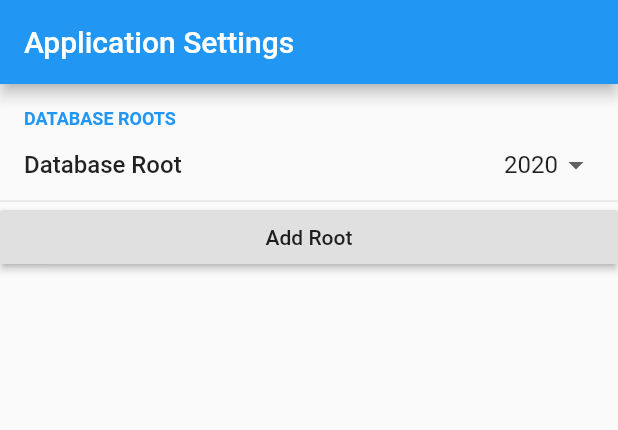
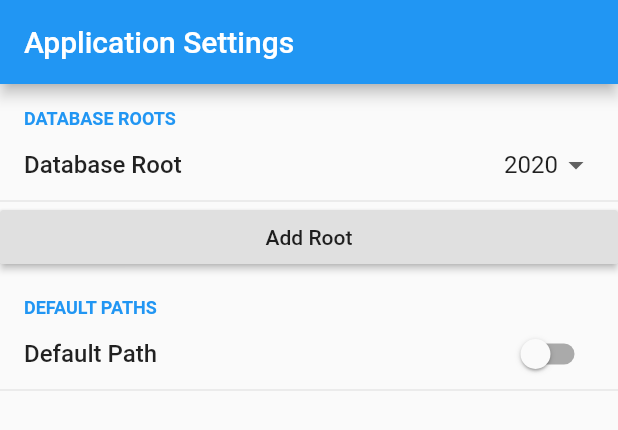
Before and after one commit to evyatar18/CSBIU-Project-Workshop, a Flutter app: the AppSettings widget shown alone on an empty page, opened directly, on a phone screen of 412 x 824 dp. Shown: the top 430 px of the screen. Run offline on Flutter 3.47's test engine with Material 2 defaults, Android fonts, the phone set to English and light mode, and no system bars; drawn by our look-alikes of flutter_settings_screens; our stand-ins replace bubble_bottom_bar, cloud_firestore, csv, file_picker, firebase_storage, flutter_form_builder and 5 more; missing offline and left inert: directory_picker, flamingo, flutter_email_sender, html_editor, json_table, mutex; accounts and stored records are empty; statements that could not run were skipped.

Commit message:
default download path added

```diff
--- a/workshop_digitalization/lib/csv/projects_file_download.dart
+++ b/workshop_digitalization/lib/csv/projects_file_download.dart
@@ -4,6 +4,7 @@ import 'package:csv/csv.dart';
 import 'package:directory_picker/directory_picker.dart';
 import 'package:flutter/material.dart';
 import 'package:path_provider/path_provider.dart';
+import 'package:workshop_digitalization/global/path_suplier.dart';
 import 'package:workshop_digitalization/global/ui/dialogs.dart';
 import 'package:workshop_digitalization/student_project/project/project.dart';
 
@@ -18,10 +19,10 @@ class ProjectsFileDownloader {
   });
 
   void writeProjectsToFile(BuildContext context) async {
-    Directory directory = await DirectoryPicker.pick(
-        context: context, rootDirectory: await getExternalStorageDirectory());
-    if (directory != null) {
-      final path = directory.path;
+    final path = await getDownloadPath(context);
+    if (path == null) {
+      return;
+    }
     List<Project> projects = (projectManager.latestProjects);
     List<List<dynamic>> rows = projects
         .map((s) => projectToData(s))
@@ -33,7 +34,6 @@ class ProjectsFileDownloader {
     rows.insert(0, topics);
     String csv = const ListToCsvConverter().convert(rows);
     FileIO.write(path: '$path/projects.csv', data: csv);
-      showSuccessDialog(context,message: "The file saved in : $path");
+    showSuccessDialog(context, message: "The file saved in : $path");
   }
 }
-}
--- a/workshop_digitalization/lib/csv/students_file_download.dart
+++ b/workshop_digitalization/lib/csv/students_file_download.dart
@@ -4,6 +4,7 @@ import 'package:csv/csv.dart';
 import 'package:directory_picker/directory_picker.dart';
 import 'package:flutter/material.dart';
 import 'package:path_provider/path_provider.dart';
+import 'package:workshop_digitalization/global/path_suplier.dart';
 import 'package:workshop_digitalization/global/ui/dialogs.dart';
 import 'package:workshop_digitalization/student_project/student/student.dart';
 
@@ -18,10 +19,10 @@ class StudentsFileDownloader {
   });
 
   void writeStudentsToFile(BuildContext context) async {
-    Directory directory = await DirectoryPicker.pick(
-        context: context, rootDirectory: await getExternalStorageDirectory());
-    if (directory != null) {
-      final path = directory.path;
+    final path = await getDownloadPath(context);
+    if (path == null) {
+      return;
+    }
     List<Student> students = (studentManager.latestStudents);
     List<List<dynamic>> rows = students
         .map((s) => studentToData(s))
@@ -33,7 +34,6 @@ class StudentsFileDownloader {
     rows.insert(0, topics);
     String csv = const ListToCsvConverter().convert(rows);
     FileIO.write(path: '$path/students.csv', data: csv);
-      showSuccessDialog(context,message: "The file saved in : $path");
+    showSuccessDialog(context, message: "The file saved in : $path");
   }
 }
-}
--- a/workshop_digitalization/lib/settings/settings.dart
+++ b/workshop_digitalization/lib/settings/settings.dart
@@ -1,9 +1,14 @@
+import 'package:directory_picker/directory_picker.dart';
 import 'package:flutter_settings_screens/flutter_settings_screens.dart';
+import 'package:path_provider/path_provider.dart';
 
 import '../firebase_consts/lib.dart' as globs;
 
 class MyAppSettings {
   static const String firebaseRootName = "firebase-root";
+  static const String defaultDownloadPathName = "download-path";
+  static const String defaultDownloadPathEnabeld = "download-path-switch";
+
 
   static String getDefaultRoot(List<String> versions) {
     return versions.isEmpty ? DateTime.now().year.toString() : versions[0];
@@ -23,4 +28,27 @@ class MyAppSettings {
   static void setRoot(String root) {
     Settings.setValue(firebaseRootName, root);
   }
+  static Future<String> get defaultDownloadPath async {
+    try {
+      return await Settings.getValue(
+          defaultDownloadPathName, (await getExternalStorageDirectory()).path);
+    } catch (e) {
+      print(e);
+      return null;
+    }
+  }
+
+ static Future<bool> get getDefaultDownloadPathEnabled async {
+    try {
+      return await Settings.getValue(
+          defaultDownloadPathEnabeld, false);
+    } catch (e) {
+      print(e);
+      return null;
+    }
+  }
+
+  static Future<void> setdefaultDownloadPath(String path) async {
+    Settings.setValue(defaultDownloadPathName, path);
+  }
 }
--- a/workshop_digitalization/lib/settings/ui/settings_screen.dart
+++ b/workshop_digitalization/lib/settings/ui/settings_screen.dart
@@ -1,5 +1,8 @@
+import 'package:directory_picker/directory_picker.dart';
 import 'package:flutter/material.dart';
+
 import 'package:flutter_settings_screens/flutter_settings_screens.dart';
+import 'package:path_provider/path_provider.dart';
 import 'package:workshop_digitalization/firebase_consts/firebase_root.dart';
 import 'package:workshop_digitalization/global/strings.dart';
 import 'package:workshop_digitalization/global/ui/dialogs.dart';
@@ -18,9 +21,43 @@ class AppSettings extends StatelessWidget {
             title: "Database Roots",
             children: _buildRoots(context),
           ),
+          SettingsGroup(
+            title: "Default Paths",
+            children: _buildDefaultPaths(context),
+          ),
         ],
       ),
     );
+  }
+
+  List<Widget> _buildDefaultPaths(BuildContext context) {
+    return <Widget>[
+      SwitchSettingsTile(
+        settingKey: MyAppSettings.defaultDownloadPathEnabeld,
+        title: 'Default Path',
+        childrenIfEnabled: <Widget>[
+          ListTile(
+            title: Text('Default Download Path'),
+            subtitle: FutureBuilder(
+                future: MyAppSettings.defaultDownloadPath,
+                builder:
+                    (BuildContext context, AsyncSnapshot<String> snapshot) {
+                  if (snapshot.hasData) {
+                    return Text(snapshot.data);
+                  } else {
+                    return CircularProgressIndicator();
+                  }
+                }),
+            onTap: () async {
+              MyAppSettings.setdefaultDownloadPath((await DirectoryPicker.pick(
+                      context: context,
+                      rootDirectory: await getExternalStorageDirectory()))
+                  .path);
+            },
+          )
+        ],
+      )
+    ];
   }
 
   List<Widget> _buildRoots(BuildContext context) {
```
Also changed, not shown: workshop_digitalization/lib/global/path_suplier.dart (added, +20 -0 lines), workshop_digitalization/lib/menu/ui/routes_utils.dart (+20 -14 lines). Lines whose indentation alone changed are shown as unchanged.
